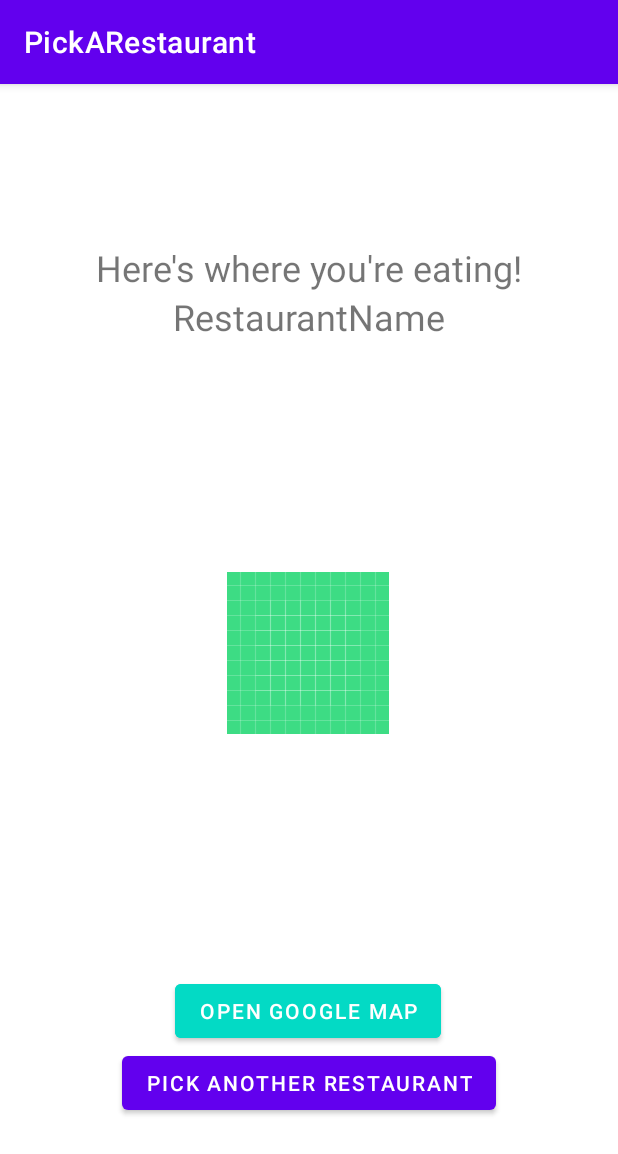
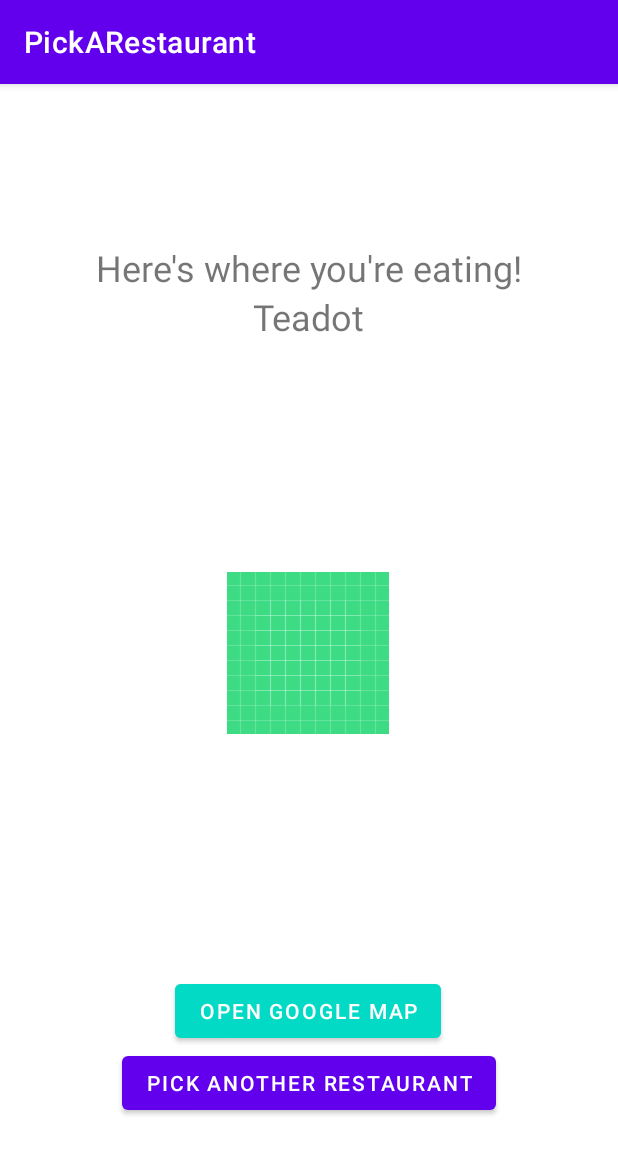
Before and after one commit to steve8D/PickARestaurant, an Android app: the ResultFragment screen opened through its navigation route, after a tap on "OPEN GOOGLE MAP", on a phone screen of 412 x 824 dp. Shown: the top 1154 px of the screen. Run offline under Robolectric (Android 15) with nearby library versions, the phone set to English and light mode, and no system bars; our stand-ins replace data binding.

Commit message:
Added features
- Added navigation from loading and result screen to home screen
- Added Intent button on result screen to direct users to the restaurant on google maps

```diff
--- a/app/build.gradle
+++ b/app/build.gradle
@@ -49,4 +49,17 @@ dependencies {
     androidTestImplementation 'androidx.test.ext:junit:1.1.2'
     androidTestImplementation 'androidx.test.espresso:espresso-core:3.3.0'
     implementation 'androidx.lifecycle:lifecycle-extensions:2.0.0'
+
+    // Moshi
+    implementation "com.squareup.moshi:moshi:1.12.0"
+    implementation "com.squareup.moshi:moshi-kotlin:1.12.0"
+
+    // Retrofit with Moshi Converter
+    implementation "com.squareup.retrofit2:converter-moshi:2.9.0"
+
+    // Location
+    implementation "com.google.android.gms:play-services-location:18.0.0"
+
+    // Google Maps SDk
+    implementation "com.google.android.gms:play-services-maps:17.0.1"
 }
--- a/app/src/main/AndroidManifest.xml
+++ b/app/src/main/AndroidManifest.xml
@@ -1,6 +1,10 @@
 <?xml version="1.0" encoding="utf-8"?>
 <manifest xmlns:android="http://schemas.android.com/apk/res/android"
+    xmlns:tools="http://schemas.android.com/tools"
     package="com.android.pickarestaurant">
+
+    <uses-permission android:name="android.permission.ACCESS_FINE_LOCATION"/>
+    <uses-permission android:name="android.permission.INTERNET" />
 
     <application
         android:allowBackup="true"
--- a/app/src/main/java/com/android/pickarestaurant/screens/loading/LoadingFragment.kt
+++ b/app/src/main/java/com/android/pickarestaurant/screens/loading/LoadingFragment.kt
@@ -8,17 +8,19 @@ import android.view.ViewGroup
 import androidx.databinding.DataBindingUtil
 import androidx.lifecycle.Observer
 import androidx.lifecycle.ViewModelProvider
-import androidx.navigation.Navigation
 import androidx.navigation.fragment.findNavController
 import com.android.pickarestaurant.R
 import com.android.pickarestaurant.databinding.FragmentLoadingBinding
-import com.android.pickarestaurant.databinding.FragmentResultBinding
-import com.android.pickarestaurant.screens.result.ResultViewModel
+import com.google.android.gms.location.FusedLocationProviderClient
+
 
 class LoadingFragment : Fragment() {
     private lateinit var viewModel: LoadingViewModel
 
     private lateinit var binding: FragmentLoadingBinding
+
+    // FusedLocationProviderClient - Main class for receiving location updates.
+    private lateinit var fusedLocationProviderClient: FusedLocationProviderClient
 
     override fun onCreateView(inflater: LayoutInflater, container: ViewGroup?, savedInstanceState: Bundle?): View? {
         // Inflate the layout for this fragment
--- a/app/src/main/java/com/android/pickarestaurant/screens/result/ResultFragment.kt
+++ b/app/src/main/java/com/android/pickarestaurant/screens/result/ResultFragment.kt
@@ -1,8 +1,10 @@
 package com.android.pickarestaurant.screens.result
 
+import android.annotation.SuppressLint
 import android.content.Intent
 import android.net.Uri
 import android.os.Bundle
+import android.util.Log
 import androidx.fragment.app.Fragment
 import android.view.LayoutInflater
 import android.view.View
@@ -20,7 +22,8 @@ class ResultFragment : Fragment() {
 
     private lateinit var binding: FragmentResultBinding
 
-    override fun onCreateView(inflater: LayoutInflater, container: ViewGroup?,savedInstanceState: Bundle?): View? {
+    @SuppressLint("FragmentLiveDataObserve")
+    override fun onCreateView(inflater: LayoutInflater, container: ViewGroup?, savedInstanceState: Bundle?): View? {
         // Inflate the layout for this fragment
         binding = DataBindingUtil.inflate(inflater,
             R.layout.fragment_result, container, false)
@@ -40,16 +43,12 @@ class ResultFragment : Fragment() {
             }
         })
 
-        binding.openGoogleMapButton.setOnClickListener{
-            val gmmIntentUri = Uri.parse("google.streetview:cbll=46.414382,10.013988")
-            val mapIntent = Intent(Intent.ACTION_VIEW, gmmIntentUri)
-            mapIntent.setPackage("com.google.android.apps.maps")
-            startActivity(mapIntent)
-        }
+        // navigates user to Google Map for the restaurant
+        viewModel.navigateToGoogleMaps.observe(this, Observer { navigateToGoogleMaps ->
+            if (navigateToGoogleMaps) {
+                startActivity(viewModel.openGoogleMaps())
+            }
+        })
         return binding.root
     }
-
-    private fun openGoogleMap(view: View) {
-
-    }
 }
--- a/app/src/main/java/com/android/pickarestaurant/screens/result/ResultViewModel.kt
+++ b/app/src/main/java/com/android/pickarestaurant/screens/result/ResultViewModel.kt
@@ -17,17 +17,45 @@ class ResultViewModel: ViewModel() {
     val findAgain : LiveData<Boolean>
         get() = _findAgain
 
-    // 2/ self-explanatory
+    // 2/ variable set to true when user wants to navigate to Google Maps
+    // otherwise, set to false
+    private val _navigateToGoogleMaps = MutableLiveData<Boolean>()
+    val navigateToGoogleMaps : LiveData<Boolean>
+        get() = _navigateToGoogleMaps
+
+    // 3/ restaurant name for displaying the result as well as adding to the maps query search (Google Maps Intent)
     private val _restaurantName = MutableLiveData<String>()
     val restaurantName: LiveData<String>
         get() = _restaurantName
 
+    // 4/ Place ID of the restaurant to be placed into the google maps search query
+    private val _placeID = MutableLiveData<String>()
+    val placeID : LiveData<String>
+        get() = _placeID
+
     init {
         Log.i("ResultViewModel", "Result View Model initialised")
         _findAgain.value = false // will be initialised differently once finding a restaurant on places API is implemented
+        _navigateToGoogleMaps.value = false
+
+        // temp init values
+        _restaurantName.value = "Teadot"
+        _placeID.value = "ChIJY-ozCQBzhlQRbw92Fwv95Ak"
     }
 
     fun findAnotherRestaurant() {
         _findAgain.value = true
     }
+
+    fun navigationToGoogleMapsHandled() {
+        _navigateToGoogleMaps.value = true
+    }
+
+    fun openGoogleMaps(): Intent {
+        val gmmIntentUri =
+            Uri.parse("https://www.google.com/maps/search/?api=1&query=" + Uri.encode(_restaurantName.value) + "&query_place_id=" + _placeID.value)
+        val mapIntent = Intent(Intent.ACTION_VIEW, gmmIntentUri)
+        mapIntent.setPackage("com.google.android.apps.maps")
+        return mapIntent
+    }
 }
--- a/app/src/main/res/layout/fragment_result.xml
+++ b/app/src/main/res/layout/fragment_result.xml
@@ -29,7 +29,7 @@
 
         <TextView
             android:id="@+id/restaurantNameText"
-            android:text="@string/restaurant_name"
+            android:text="@{resultViewModel.restaurantName}"
             app:layout_constraintEnd_toEndOf="parent"
             app:layout_constraintHorizontal_bias="0.5"
             app:layout_constraintStart_toStartOf="parent"
@@ -55,6 +55,7 @@
             android:layout_height="wrap_content"
             android:backgroundTint="@color/teal_200"
             android:text="Open Google Map"
+            android:onClick="@{() -> resultViewModel.navigationToGoogleMapsHandled()}"
             app:layout_constraintBottom_toTopOf="@+id/pickRestaurantAgainButton"
             app:layout_constraintEnd_toEndOf="parent"
             app:layout_constraintHorizontal_bias="0.497"
--- a/app/src/main/res/navigation/navigation.xml
+++ b/app/src/main/res/navigation/navigation.xml
@@ -25,7 +25,8 @@
             android:id="@+id/action_resultFragment_to_loadingFragment"
             app:destination="@id/loadingFragment"
             app:popEnterAnim="@anim/nav_default_pop_enter_anim"
-            app:popExitAnim="@anim/nav_default_pop_exit_anim" />
+            app:popExitAnim="@anim/nav_default_pop_exit_anim"
+            app:popUpTo="@id/titleFragment" />
     </fragment>
     <fragment
         android:id="@+id/loadingFragment"
@@ -37,6 +38,7 @@
             app:destination="@id/resultFragment"
             app:enterAnim="@anim/nav_default_enter_anim"
             app:exitAnim="@anim/nav_default_exit_anim"
+            app:popUpTo="@id/titleFragment"
             app:popUpToInclusive="false" />
     </fragment>
 </navigation>
```
